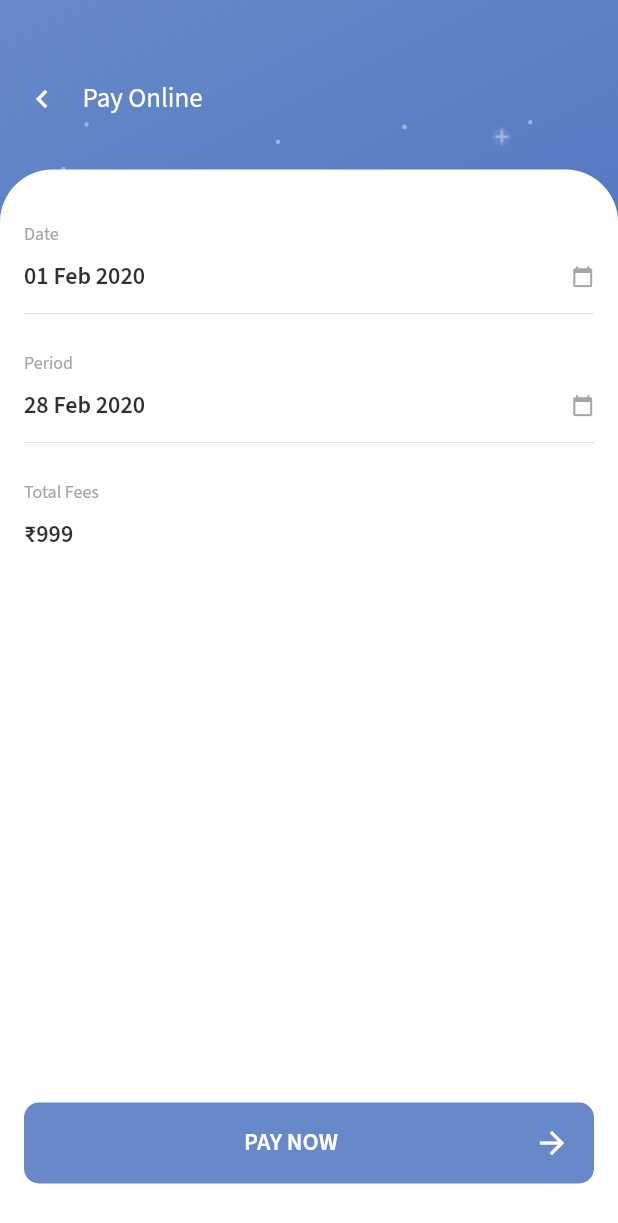
After one commit to Syahro/erp_ui, a Flutter app: the FeesDuePage screen opened directly, after a tap on "Receipt No.", on a phone screen of 412 x 824 dp. The commit adds this screen. Shown: the top 1223 px of the screen. Run offline on Flutter 3.47's test engine with Material 2 defaults, Android fonts, the phone set to English and light mode, and no system bars; our stand-ins replace google_fonts.

Commit message:
done modified payOnline page and add some assets or support

```diff
--- a/lib/pages/fees_due_page.dart
+++ b/lib/pages/fees_due_page.dart
@@ -1,3 +1,4 @@
+import 'package:erp_ui/pages/pay_online_page.dart';
 import 'package:erp_ui/theme.dart';
 import 'package:erp_ui/widget/fees_card.dart';
 import 'package:flutter/material.dart';
@@ -76,12 +77,24 @@ class FeesDuePage extends StatelessWidget {
                   children: [
                     Column(
                       children: [
-                        FeesCard(
-                          reciptNo: '#98761',
-                          monthRecipt: 'October',
-                          paymentDate: '10 Oct 20',
-                          totalAmount: '₹999',
-                          hasPay: false,
+                        InkWell(
+                          onTap: () {
+                            Navigator.push(
+                              context,
+                              MaterialPageRoute(
+                                builder: (context) {
+                                  return PayOnlinePage();
+                                },
+                              ),
+                            );
+                          },
+                          child: FeesCard(
+                            reciptNo: '#98761',
+                            monthRecipt: 'October',
+                            paymentDate: '10 Oct 20',
+                            totalAmount: '₹999',
+                            hasPay: false,
+                          ),
                         ),
                         SizedBox(
                           height: 15.7,
--- /dev/null
+++ b/lib/pages/pay_online_page.dart
@@ -0,0 +1,138 @@
+import 'package:erp_ui/theme.dart';
+import 'package:erp_ui/widget/pay_online_info.dart';
+import 'package:flutter/material.dart';
+
+class PayOnlinePage extends StatelessWidget {
+  @override
+  Widget build(BuildContext context) {
+    return Scaffold(
+      body: Stack(
+        children: [
+          Container(
+            height: double.infinity,
+            width: double.infinity,
+            decoration: BoxDecoration(
+              gradient: LinearGradient(
+                begin: Alignment.topLeft,
+                end: Alignment.bottomRight,
+                colors: [
+                  lightBlueColor,
+                  darkBlueColor,
+                ],
+              ),
+            ),
+            child: Column(
+              children: [
+                Padding(
+                  padding: EdgeInsets.only(left: 16, top: 53),
+                  child: Row(
+                    children: [
+                      Icon(
+                        Icons.chevron_left,
+                        color: whiteColor,
+                      ),
+                      SizedBox(
+                        width: 15,
+                      ),
+                      Text(
+                        'Pay Online',
+                        style: regularTextStyle.copyWith(
+                          fontSize: 18,
+                          color: whiteColor,
+                        ),
+                      ),
+                    ],
+                  ),
+                ),
+                Padding(
+                  padding: EdgeInsets.symmetric(
+                    horizontal: 18,
+                  ),
+                  child: Image.asset(
+                    'assets/star_pattern.png',
+                    width: double.infinity,
+                    height: 62.45,
+                    color: whiteColor.withOpacity(0.4),
+                  ),
+                ),
+              ],
+            ),
+          ),
+          Padding(
+            padding: EdgeInsets.only(top: 113),
+            child: Container(
+              width: double.infinity,
+              decoration: BoxDecoration(
+                color: whiteColor,
+                borderRadius: BorderRadius.vertical(
+                  top: Radius.circular(35),
+                ),
+              ),
+              child: Padding(
+                padding: EdgeInsets.symmetric(
+                  horizontal: 16,
+                  vertical: 35,
+                ),
+                child: Column(
+                  crossAxisAlignment: CrossAxisAlignment.stretch,
+                  children: [
+                    PayOnlineInfo(
+                        title: 'Date',
+                        contentData: '01 Feb 2020',
+                        isDate: true),
+                    Divider(),
+                    SizedBox(
+                      height: 17,
+                    ),
+                    PayOnlineInfo(
+                      title: 'Period',
+                      contentData: '28 Feb 2020',
+                      isDate: true,
+                    ),
+                    Divider(),
+                    SizedBox(
+                      height: 17,
+                    ),
+                    PayOnlineInfo(
+                      title: 'Total Fees',
+                      contentData: '₹999',
+                      isDate: false,
+                    ),
+                    Spacer(),
+                    Container(
+                      height: 54,
+                      width: double.infinity,
+                      child: FlatButton(
+                          onPressed: () {},
+                          color: lightBlueColor,
+                          shape: RoundedRectangleBorder(
+                            borderRadius: BorderRadius.circular(10),
+                          ),
+                          child: Row(
+                            mainAxisAlignment: MainAxisAlignment.spaceBetween,
+                            children: [
+                              Container(),
+                              Text(
+                                'PAY NOW',
+                                style: semiBoldTextStyle.copyWith(
+                                  fontSize: 16,
+                                  color: whiteColor,
+                                ),
+                              ),
+                              Icon(
+                                Icons.arrow_forward,
+                                color: whiteColor,
+                              ),
+                            ],
+                          )),
+                    )
+                  ],
+                ),
+              ),
+            ),
+          ),
+        ],
+      ),
+    );
+  }
+}
--- /dev/null
+++ b/lib/widget/pay_online_info.dart
@@ -0,0 +1,55 @@
+import 'package:flutter/material.dart';
+
+import '../theme.dart';
+
+class PayOnlineInfo extends StatelessWidget {
+  final String title;
+  final String contentData;
+  final bool isDate;
+
+  PayOnlineInfo({
+    this.title,
+    this.contentData,
+    this.isDate,
+  });
+  @override
+  Widget build(BuildContext context) {
+    return Column(
+      crossAxisAlignment: CrossAxisAlignment.start,
+      children: [
+        Text(
+          title,
+          style: regularTextStyle.copyWith(
+            fontSize: 12,
+            color: lightGreyColor,
+          ),
+        ),
+        SizedBox(
+          height: 8,
+        ),
+        Row(
+          mainAxisAlignment: MainAxisAlignment.spaceBetween,
+          children: [
+            Text(
+              contentData,
+              style: semiBoldTextStyle.copyWith(
+                fontSize: 16,
+                color: blackColor,
+              ),
+            ),
+            isDate
+                ? Icon(
+                    Icons.calendar_today,
+                    color: lightGreyColor,
+                    size: 15,
+                  )
+                : SizedBox(),
+          ],
+        ),
+        SizedBox(
+          height: 5,
+        ),
+      ],
+    );
+  }
+}
```
